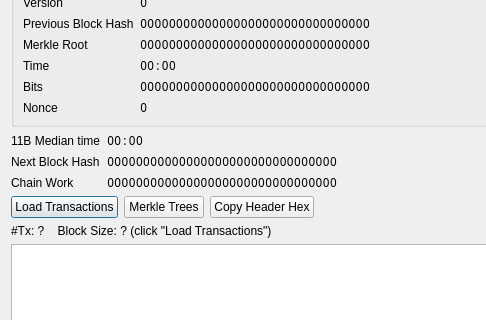
The window that src/qt/forms/blockindexdetailsdialog.ui (torkelrogstad/mainchain) describes before a commit, drawn with Qt 5; both pictures show x 0 to 486 and y 150 to 470 of the 1220 by 974 pixel window.
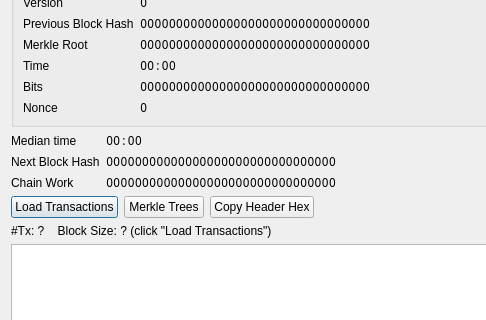
The same window after the commit.

Diff of the .ui file:
```diff
--- a/src/qt/forms/blockindexdetailsdialog.ui
+++ b/src/qt/forms/blockindexdetailsdialog.ui
@@ -478,7 +478,7 @@
         </sizepolicy>
        </property>
        <property name="text">
-        <string>11B Median time</string>
+        <string>Median time</string>
        </property>
       </widget>
      </item>
```
